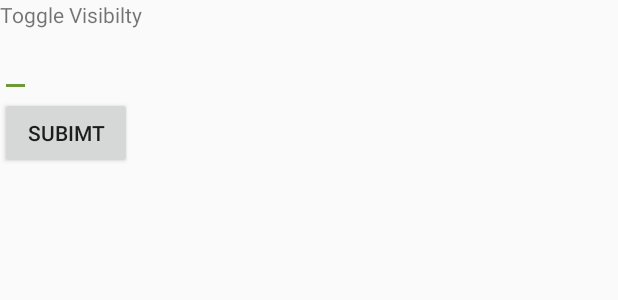
After one commit to MobileTribe/pandroid, an Android app: the layout fragment_mvvm.xml on its own in the app's theme, with its tools: preview values and no code run, on a phone screen of 412 x 824 dp. The commit adds this screen. Shown: the top 300 px of the screen. Run offline under Robolectric (Android 15) with nearby library versions, the phone set to English and light mode, and no system bars.

Commit message:
feat : add support for android data binding and a base to implements mvvm with android

```diff
--- a/pandroid-demo/build.gradle
+++ b/pandroid-demo/build.gradle
@@ -22,6 +22,9 @@ android {
             minifyEnabled false
             proguardFiles getDefaultProguardFile('proguard-android.txt'), '../pandroid-library/pandroid-proguard-rules.pro'
         }
+    }
+    dataBinding {
+        enabled = true
     }
 
 }
--- a/pandroid-demo/src/main/java/com/leroymerlin/pandroid/demo/DemoComponent.java
+++ b/pandroid-demo/src/main/java/com/leroymerlin/pandroid/demo/DemoComponent.java
@@ -8,6 +8,7 @@ import com.leroymerlin.pandroid.demo.main.anim.AnimationFragment;
 import com.leroymerlin.pandroid.demo.main.event.EventFragment;
 import com.leroymerlin.pandroid.demo.main.list.ListViewFragment;
 import com.leroymerlin.pandroid.demo.main.list.RecyclerViewFragment;
+import com.leroymerlin.pandroid.demo.main.mvvm.MvvmFragment;
 import com.leroymerlin.pandroid.demo.main.rest.RestFragment;
 import com.leroymerlin.pandroid.demo.main.scanner.ScannerFragment;
 import com.leroymerlin.pandroid.ui.picture.PictureManager;
@@ -38,6 +39,8 @@ public interface DemoComponent extends BaseComponent {
 
     PictureManager pictureManager();
 
+    void inject(MvvmFragment mvvmFragment);
+
     void inject(ScannerFragment scannerFragment);
 
     void inject(AnimationFragment animationFragment);
--- a/pandroid-demo/src/main/java/com/leroymerlin/pandroid/demo/main/MainActivity.java
+++ b/pandroid-demo/src/main/java/com/leroymerlin/pandroid/demo/main/MainActivity.java
@@ -13,6 +13,7 @@ import com.leroymerlin.pandroid.demo.main.event.EventSecondFragment;
 import com.leroymerlin.pandroid.demo.main.list.ListViewFragment;
 import com.leroymerlin.pandroid.demo.main.list.RecyclerViewFragment;
 import com.leroymerlin.pandroid.demo.main.list.SimpleRecyclerViewFragment;
+import com.leroymerlin.pandroid.demo.main.mvvm.MvvmFragment;
 import com.leroymerlin.pandroid.demo.main.rest.RestFragment;
 import com.leroymerlin.pandroid.demo.main.scanner.ScannerFragment;
 import com.leroymerlin.pandroid.event.EventBusManager;
@@ -95,6 +96,7 @@ public class MainActivity extends PandroidDrawerActivity {
                 .addFragment(RecyclerViewFragment.class)
                 .addFragment(SimpleRecyclerViewFragment.class)
                 .addFragment(AnimationFragment.class)
+                .addFragment(MvvmFragment.class)
         );
         //tag::FragmentWithOpener[]
         receivers.add(new FragmentEventReceiver()
--- a/pandroid-demo/src/main/java/com/leroymerlin/pandroid/demo/main/NavigationLeftFragment.java
+++ b/pandroid-demo/src/main/java/com/leroymerlin/pandroid/demo/main/NavigationLeftFragment.java
@@ -16,6 +16,7 @@ import com.leroymerlin.pandroid.demo.main.list.ListOpener;
 import com.leroymerlin.pandroid.demo.main.list.ListViewFragment;
 import com.leroymerlin.pandroid.demo.main.list.RecyclerViewFragment;
 import com.leroymerlin.pandroid.demo.main.list.SimpleRecyclerViewFragment;
+import com.leroymerlin.pandroid.demo.main.mvvm.MvvmFragment;
 import com.leroymerlin.pandroid.demo.main.rest.RestFragment;
 import com.leroymerlin.pandroid.demo.main.scanner.ScannerFragment;
 
@@ -63,7 +64,10 @@ public class NavigationLeftFragment extends PandroidFragment {
                         sendEvent(new ListOpener(ListViewFragment.class, 40));
                         handle = true;
                         break;
-
+                    case R.id.navigation_mvvm:
+                        startFragment(MvvmFragment.class);
+                        handle = true;
+                        break;
                     case R.id.navigation_simplelist:
                         sendEvent(new ListOpener(SimpleRecyclerViewFragment.class, 40));
                         handle = true;
--- /dev/null
+++ b/pandroid-demo/src/main/res/layout/fragment_mvvm.xml
@@ -0,0 +1,37 @@
+<?xml version="1.0" encoding="utf-8"?>
+<layout xmlns:android="http://schemas.android.com/apk/res/android"
+    xmlns:app="http://schemas.android.com/apk/res-auto">
+
+    <data>
+
+        <variable
+            name="productViewModel"
+            type="com.leroymerlin.pandroid.demo.main.mvvm.ProductViewModel" />
+    </data>
+
+    <LinearLayout
+        android:layout_width="match_parent"
+        android:layout_height="match_parent"
+        android:orientation="vertical">
+
+
+        <TextView
+            android:layout_width="wrap_content"
+            android:layout_height="wrap_content"
+            android:text="Toggle Visibilty"
+            app:visibility="@{productViewModel.nameVisible}" />
+
+        <EditText
+            android:layout_width="wrap_content"
+            android:layout_height="wrap_content"
+            app:binding="@{productViewModel.name}"
+            app:error="@{productViewModel.nameError}" />
+
+        <Button
+            android:id="@+id/onClickSubmit"
+            android:layout_width="wrap_content"
+            android:layout_height="wrap_content"
+            android:onClick="@{productViewModel::onSubmit}"
+            android:text="@string/submit" />
+    </LinearLayout>
+</layout>
--- a/pandroid-demo/src/main/res/menu/navigation_menu.xml
+++ b/pandroid-demo/src/main/res/menu/navigation_menu.xml
@@ -28,6 +28,11 @@
             android:title="@string/navigation_simplelist" />
 
         <item
+            android:id="@+id/navigation_mvvm"
+            android:checked="false"
+            android:title="@string/navigation_mvvm" />
+
+        <item
             android:id="@+id/navigation_recycler"
             android:checked="false"
             android:title="@string/navigation_recycler" />
--- a/pandroid-demo/src/main/res/values/strings.xml
+++ b/pandroid-demo/src/main/res/values/strings.xml
@@ -9,6 +9,9 @@
     <string name="navigation_animation">Animation</string>
     <string name="navigation_list">QuickHeader - ListView</string>
     <string name="navigation_recycler">RecyclerView</string>
+    <string name="navigation_mvvm">Mvvm</string>
+
+    <string name="submit">Subimt</string>
 
     <string name="event_title">Exemple Bus d\'événement</string>
     <string name="event_send_object_string">Envoyer le texte</string>
--- a/pandroid-library/build.gradle
+++ b/pandroid-library/build.gradle
@@ -21,6 +21,9 @@ android {
     }
     lintOptions {
         disable 'InvalidPackage'
+    }
+    dataBinding {
+        enabled = true
     }
 }
 
```
Also changed, not shown: pandroid-demo/src/main/java/com/leroymerlin/pandroid/demo/globals/model/Review.java (+0 -9 lines), pandroid-demo/src/main/java/com/leroymerlin/pandroid/demo/main/mvvm/MvvmFragment.java (added, +49 -0 lines), pandroid-demo/src/main/java/com/leroymerlin/pandroid/demo/main/mvvm/ProductViewModel.java (added, +39 -0 lines), pandroid-demo/src/main/java/com/leroymerlin/pandroid/demo/main/mvvm/ProductViewModelContract.java (added, +14 -0 lines), pandroid-library/src/main/java/com/leroymerlin/pandroid/mvvm/BindableString.java (added, +34 -0 lines), pandroid-library/src/main/java/com/leroymerlin/pandroid/mvvm/Layout.java (added, +14 -0 lines), pandroid-library/src/main/java/com/leroymerlin/pandroid/mvvm/PandroidBindingAdapter.java (added, +65 -0 lines), pandroid-library/src/main/java/com/leroymerlin/pandroid/mvvm/PandroidVMFragment.java (added, +45 -0 lines), pandroid-library/src/main/java/com/leroymerlin/pandroid/mvvm/ViewModel.java (added, +8 -0 lines), pandroid-library/src/main/java/com/leroymerlin/pandroid/mvvm/ViewModelContract.java (added, +7 -0 lines), pandroid-library/src/main/java/com/leroymerlin/pandroid/mvvm/ViewModelId.java (added, +14 -0 lines), 1 other file.
